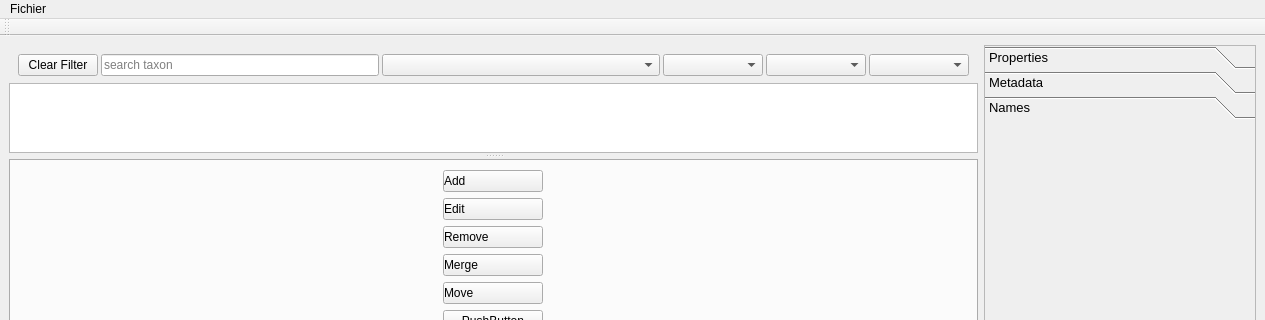
Before: the Qt Designer form ui/taxanames.ui in PhilippeBko/taxa_occ, drawn with Qt 5; both pictures show x 0 to 1265 and y 0 to 320 of the 1265 by 794 pixel window.
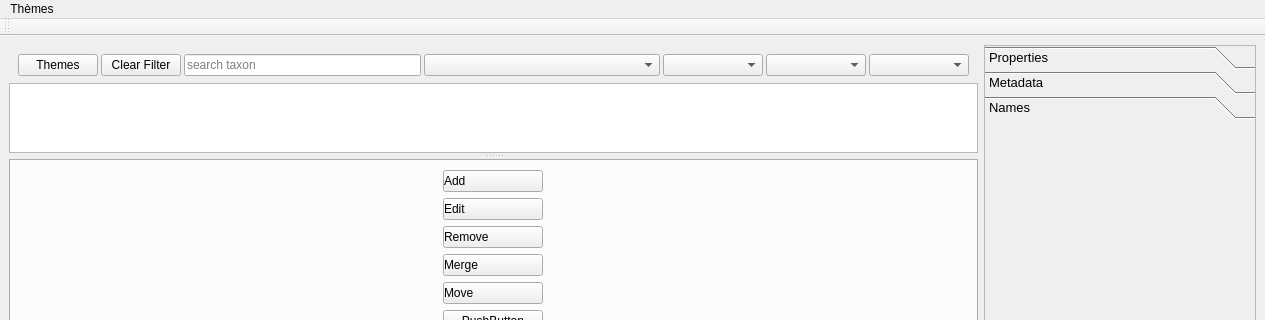
After: the same form once the commit is applied. The open tabs and pages were chosen to show the change. Icons and pictures are not drawn.

```diff
--- a/ui/taxanames.ui
+++ b/ui/taxanames.ui
@@ -43,7 +43,7 @@
     </size>
    </property>
    <layout class="QGridLayout" name="gridLayout">
-    <item row="2" column="0">
+    <item row="1" column="0">
      <widget class="QSplitter" name="splitter_2">
       <property name="sizePolicy">
        <sizepolicy hsizetype="Expanding" vsizetype="Preferred">
@@ -207,6 +207,19 @@
               </property>
              </widget>
             </item>
+            <item row="0" column="0">
+             <widget class="QPushButton" name="themes_button">
+              <property name="maximumSize">
+               <size>
+                <width>100</width>
+                <height>16777215</height>
+               </size>
+              </property>
+              <property name="text">
+               <string>Themes</string>
+              </property>
+             </widget>
+            </item>
            </layout>
           </widget>
          </item>
@@ -719,7 +732,7 @@
    </property>
    <widget class="QMenu" name="menuMenu">
     <property name="title">
-     <string>Fichier</string>
+     <string>Thèmes</string>
     </property>
    </widget>
    <addaction name="menuMenu"/>
```
Left out of the diff: 102 changed lines with no effect on the pictures.
